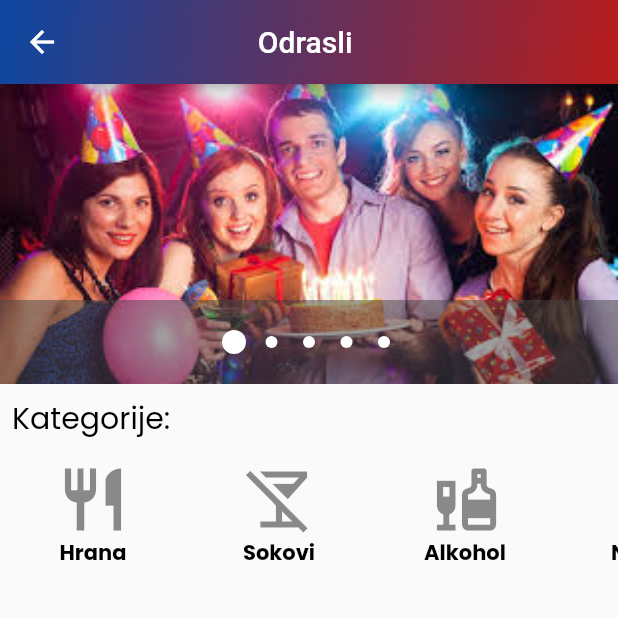
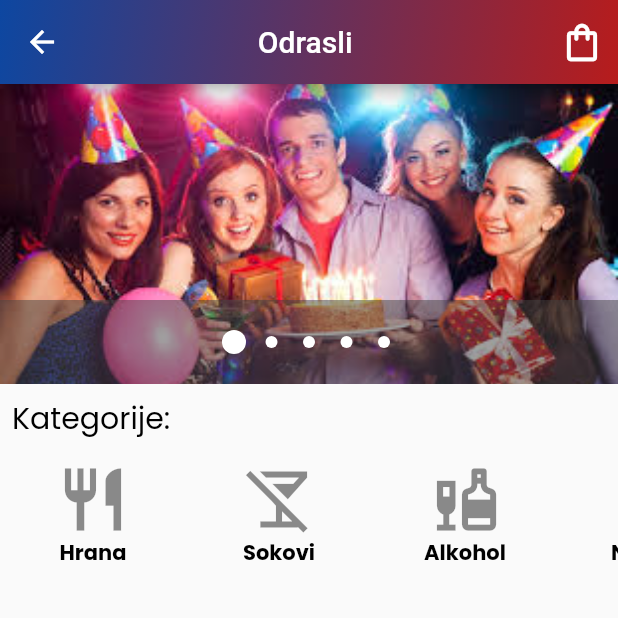
Before and after one commit to matf-pp/2021_Online_prodavnica, a Flutter app: the screen it shows after launch, after a tap on "Odrasli", on a phone screen of 412 x 824 dp, the top half of it. Run offline on Flutter 3.47's test engine with Material 2 defaults, Android fonts, the phone set to English and light mode, and no system bars; drawn by our look-alikes of carousel_pro; our stand-ins replace firebase_core, flutter_spinkit, google_fonts; accounts and stored records are empty; network calls fail.

Commit message:
Dodavanje i brisanje iz korpe

```diff
--- a/party_monster/lib/main.dart
+++ b/party_monster/lib/main.dart
@@ -26,6 +26,7 @@ class MyApp extends StatelessWidget {
   @override
   Widget build(BuildContext context) {
     return MaterialApp(
+      debugShowCheckedModeBanner: false,
       theme: ThemeData(
         textTheme: GoogleFonts.poppinsTextTheme(
           Theme.of(context).textTheme,
--- a/party_monster/lib/screens/home_page.dart
+++ b/party_monster/lib/screens/home_page.dart
@@ -57,6 +57,7 @@ class _HomePageState extends State<HomePage> {
                     icon: Icon(
                       Icons.menu,
                       color: colorText,
+                      size: 30,
                     ),
                     onPressed: () {
                       setState(() {
@@ -101,6 +102,7 @@ class _HomePageState extends State<HomePage> {
                 icon: Icon(
                   Icons.shopping_bag_outlined,
                   color: colorText,
+                  size: 30,
                 ),
                 onPressed: () {
                   Navigator.push(
--- a/party_monster/lib/screens/odrasli_page.dart
+++ b/party_monster/lib/screens/odrasli_page.dart
@@ -1,6 +1,7 @@
 //Ovo je Odrasli page
 import 'package:flutter/material.dart';
 import 'package:party_monster/widgets/odrasli_body.dart';
+import 'package:party_monster/screens/korpa_page.dart';
 
 class OdrasliPage extends StatefulWidget {
   @override
@@ -24,7 +25,21 @@ class _OdrasliPageState extends State<OdrasliPage> {
                     Colors.red.shade900
                   ])),
             ),
+            actions: <Widget>[
+              IconButton(
+                icon: Icon(
+                  Icons.shopping_bag_outlined,
+                  color: Colors.white,
+                  size: 30,
                 ),
+                onPressed: () {
+                  Navigator.push(
+                    context,
+                    MaterialPageRoute(builder: (context) => KorpaPage()),
+                  );
+                },
+              ),
+            ]),
         body: OdrasliBody());
   }
 }
--- a/party_monster/lib/widgets/deca_body.dart
+++ b/party_monster/lib/widgets/deca_body.dart
@@ -22,6 +22,7 @@ class DecaBody extends StatelessWidget {
           animationDuration: Duration(milliseconds: 1000)),
     );
     return new ListView(children: <Widget>[
+      imageCarousel,
       new Padding(
         //padding widget
         padding: const EdgeInsets.all(8.0),
@@ -33,7 +34,6 @@ class DecaBody extends StatelessWidget {
           ),
         ),
       ),
-      imageCarousel,
       //horrizontal listview
       HorrizontalList(),
       Container(height: 400, child: AllProducts())
```
Also changed, not shown: party_monster/lib/screens/deca_page.dart (+19 -1 lines), party_monster/lib/screens/korpa_page.dart (+5 -3 lines), party_monster/lib/widgets/Item.dart (+27 -5 lines), party_monster/lib/widgets/cart_item.dart (+20 -7 lines), party_monster/lib/orders.dart (added). Lines whose indentation alone changed are shown as unchanged.
